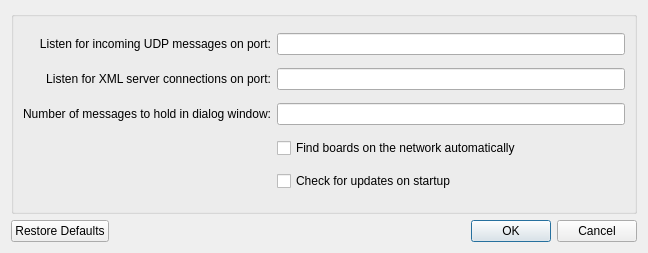
makingthings/makecontroller, file mchelper/trunk/layouts/mchelperPrefs.ui: the form before one commit.
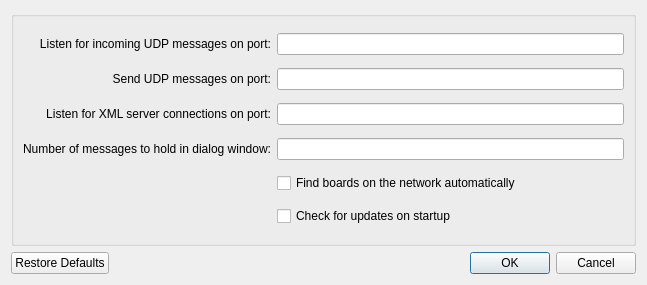
The form after the commit.

Commit message: - accomodate sending and receiving UDP messages on different ports - small consolidation to OSC-XML server

```diff
--- a/mchelper/trunk/layouts/mchelperPrefs.ui
+++ b/mchelper/trunk/layouts/mchelperPrefs.ui
@@ -5,8 +5,8 @@
    <rect>
     <x>0</x>
     <y>0</y>
-    <width>648</width>
-    <height>253</height>
+    <width>647</width>
+    <height>285</height>
    </rect>
   </property>
   <property name="sizePolicy" >
@@ -58,7 +58,7 @@
         <item row="0" column="1" >
          <widget class="QLineEdit" name="udpPortPrefs" />
         </item>
-        <item row="1" column="0" >
+        <item row="2" column="0" >
          <widget class="QLabel" name="label_2" >
           <property name="toolTip" >
            <string>mchelper's OSC-to-XML server listens for new connections on this port.</string>
@@ -74,10 +74,10 @@
           </property>
          </widget>
         </item>
-        <item row="1" column="1" >
+        <item row="2" column="1" >
          <widget class="QLineEdit" name="xmlPortPrefs" />
         </item>
-        <item row="2" column="0" >
+        <item row="3" column="0" >
          <widget class="QLabel" name="label_3" >
           <property name="toolTip" >
            <string/>
@@ -93,10 +93,10 @@
           </property>
          </widget>
         </item>
-        <item row="2" column="1" >
-         <widget class="QLineEdit" name="maxOutputMsgsLineEdit" />
-        </item>
         <item row="3" column="1" >
+         <widget class="QLineEdit" name="maxOutputMsgsLineEdit" />
+        </item>
+        <item row="4" column="1" >
          <widget class="QCheckBox" name="networkPingCheckBox" >
           <property name="toolTip" >
            <string>When selected, mchelper sends out broadcast messages on the local network to locate Make Controllers.</string>
@@ -106,13 +106,26 @@
           </property>
          </widget>
         </item>
-        <item row="4" column="1" >
+        <item row="5" column="1" >
          <widget class="QCheckBox" name="updatesCheckBox" >
           <property name="text" >
            <string>Check for updates on startup</string>
           </property>
          </widget>
         </item>
+        <item row="1" column="0" >
+         <widget class="QLabel" name="label_4" >
+          <property name="text" >
+           <string>Send UDP messages on port:</string>
+          </property>
+          <property name="alignment" >
+           <set>Qt::AlignRight|Qt::AlignTrailing|Qt::AlignVCenter</set>
+          </property>
+         </widget>
+        </item>
+        <item row="1" column="1" >
+         <widget class="QLineEdit" name="udpSendPortPrefs" />
+        </item>
        </layout>
       </item>
      </layout>
```
Left out of the diff: 6 changed lines with no effect on the pictures. The commit also changes 10 other files.
